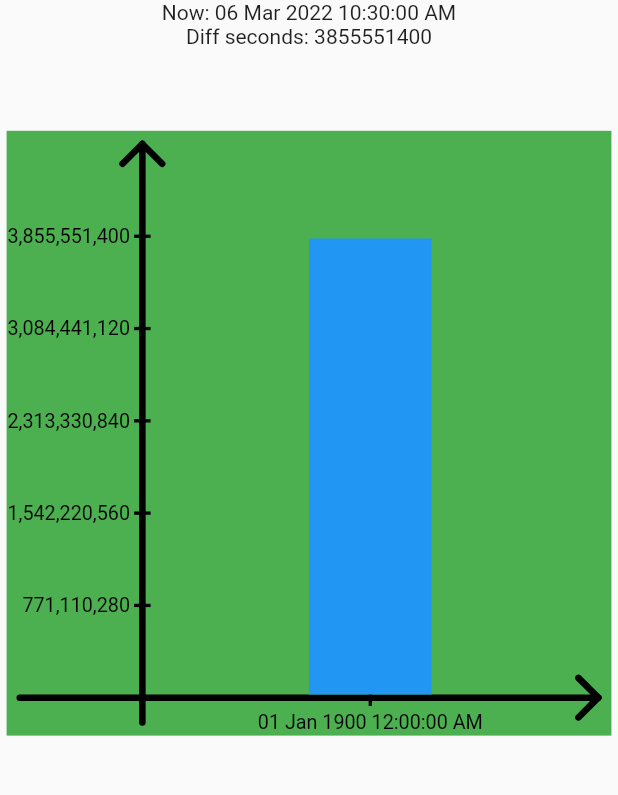
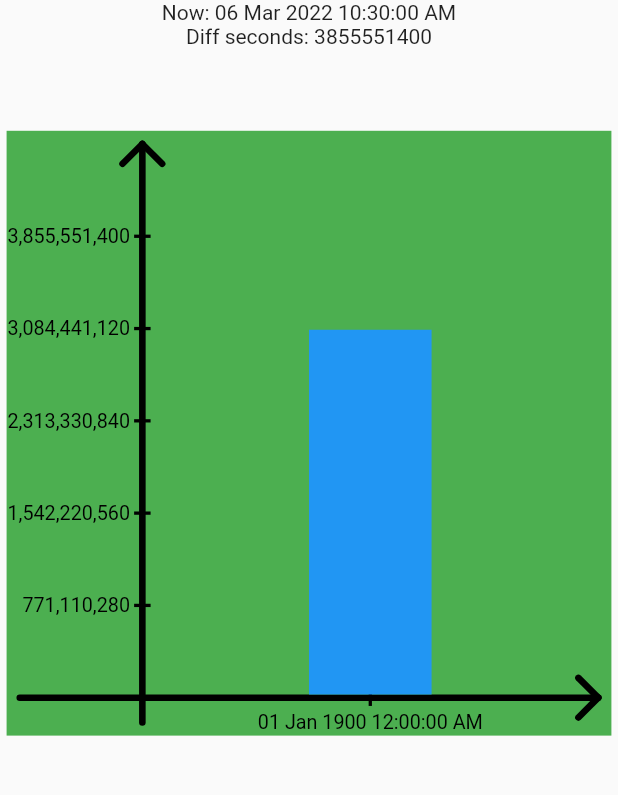
Before and after one commit to willwees/flutter_alarm_app, a Flutter app: the first screen one second after launch, on a phone screen of 412 x 824 dp, the part 304-1099 px from its top. Run offline on Flutter 3.47's test engine with Material 2 defaults, Android fonts, the phone set to English and light mode, and no system bars; our stand-ins replace equatable, flutter_bloc, flutter_local_notifications, flutter_screenutil, timezone.

```diff
--- a/lib/src/screens/detail_screen.dart
+++ b/lib/src/screens/detail_screen.dart
@@ -43,6 +43,7 @@ class _DetailScreenState extends State<DetailScreen> {
               BarChartWidget(
                 alarmDateTime: _alarmDateTime,
                 alarmDiffSeconds: _alarmDiffSeconds,
+                alarmMaxDiffSeconds: _alarmDiffSeconds,
               ),
             ],
           ),
--- a/lib/src/widgets/detail/bar_chart_widget.dart
+++ b/lib/src/widgets/detail/bar_chart_widget.dart
@@ -4,15 +4,55 @@ import 'package:flutter_alarm_app/src/widgets/detail/painter/bar_axis_painter.da
 import 'package:flutter_alarm_app/src/widgets/detail/painter/bar_data_painter.dart';
 import 'package:flutter_screenutil/flutter_screenutil.dart';
 
-class BarChartWidget extends StatelessWidget {
+class BarChartWidget extends StatefulWidget {
   final DateTime alarmDateTime;
   final int alarmDiffSeconds;
+  final int alarmMaxDiffSeconds;
 
   const BarChartWidget({
     Key? key,
     required this.alarmDateTime,
     required this.alarmDiffSeconds,
+    required this.alarmMaxDiffSeconds,
   }) : super(key: key);
+
+  @override
+  State<BarChartWidget> createState() => _BarChartWidgetState();
+}
+
+class _BarChartWidgetState extends State<BarChartWidget> with TickerProviderStateMixin {
+  late final Animation<double> _animation;
+  late final AnimationController _animationController;
+
+  // add the painter parameters here so it can be shared between bar painters
+  final double _lineStrokeWidth = 8.0.w;
+  final int _yTickCount = 6;
+  final double _arrowLineLength = 30.0.w;
+
+  @override
+  void initState() {
+    super.initState();
+
+    _animationController = AnimationController(
+      vsync: this,
+      duration: const Duration(seconds: 1),
+    );
+    final Tween<double> _barHeightTween = Tween<double>(
+      begin: 0.0,
+      end: widget.alarmDiffSeconds / widget.alarmMaxDiffSeconds,
+    );
+    _animation = _barHeightTween.animate(_animationController)
+      ..addListener(() {
+        setState(() {});
+      });
+    _animationController.forward();
+  }
+
+  @override
+  void dispose() {
+    _animationController.dispose();
+    super.dispose();
+  }
 
   @override
   Widget build(BuildContext context) {
@@ -27,14 +67,21 @@ class BarChartWidget extends StatelessWidget {
           children: <Widget>[
             CustomPaint(
               painter: BarAxisPainter(
-                alarmText: DateHelper.dateTimeToString(alarmDateTime),
-                maxValue: alarmDiffSeconds,
+                alarmText: DateHelper.dateTimeToString(widget.alarmDateTime),
+                maxValue: widget.alarmMaxDiffSeconds,
+                lineStrokeWidth: _lineStrokeWidth,
+                tickCount: _yTickCount,
+                arrowLineLength: _arrowLineLength,
               ),
             ),
             CustomPaint(
               painter: BarDataPainter(
-                value: alarmDiffSeconds,
-                maxValue: alarmDiffSeconds,
+                value: widget.alarmDiffSeconds,
+                maxValue: widget.alarmMaxDiffSeconds,
+                valueHeightRatio: _animation.value,
+                lineStrokeWidth: _lineStrokeWidth,
+                tickCount: _yTickCount,
+                arrowLineLength: _arrowLineLength,
               ),
             ),
           ],
--- a/lib/src/widgets/detail/painter/bar_axis_painter.dart
+++ b/lib/src/widgets/detail/painter/bar_axis_painter.dart
@@ -5,11 +5,8 @@ import 'package:flutter_alarm_app/src/utils/math_helper.dart';
 import 'package:flutter_screenutil/flutter_screenutil.dart';
 
 class BarAxisPainter extends CustomPainter {
-  final double _lineStrokeWidth = 8.0.w;
   final double _tickStrokeWidth = 4.0.w;
   final double _tickLength = 20.0.w;
-  final int _tickCount = 6;
-  final double _arrowLineLength = 30.0.w;
 
   final Paint _linePaint = Paint()..strokeCap = StrokeCap.round;
   final Paint _tickPaint = Paint();
@@ -20,15 +17,21 @@ class BarAxisPainter extends CustomPainter {
 
   final String alarmText;
   final int maxValue;
+  final double lineStrokeWidth;
+  final int tickCount;
+  final double arrowLineLength;
 
   BarAxisPainter({
     required this.alarmText,
     required this.maxValue,
+    required this.lineStrokeWidth,
+    required this.tickCount,
+    required this.arrowLineLength,
   });
 
   @override
   void paint(Canvas canvas, Size size) {
-    _linePaint.strokeWidth = _lineStrokeWidth;
+    _linePaint.strokeWidth = lineStrokeWidth;
     _tickPaint.strokeWidth = _tickStrokeWidth;
     _drawYAxis(canvas, size);
     _drawXAxis(canvas, size);
@@ -62,12 +65,12 @@ class BarAxisPainter extends CustomPainter {
 
   /// Draw Y-axis tick and number
   void _drawYAxisTickAndNumber(Canvas canvas, Size size) {
-    for (int i = 0; i < _tickCount; i++) {
+    for (int i = 0; i < tickCount; i++) {
       canvas.save();
 
       // Draw tick
-      final double startPoint = size.width - _arrowLineLength;
-      canvas.translate(0.0, startPoint - startPoint / _tickCount * i);
+      final double startPoint = size.width - arrowLineLength;
+      canvas.translate(0.0, startPoint - startPoint / tickCount * i);
       canvas.drawLine(Offset(-_tickLength / 2, 0.0), Offset(_tickLength / 2, 0.0), _tickPaint);
 
       // Draw text
@@ -82,17 +85,17 @@ class BarAxisPainter extends CustomPainter {
   /// Draw Y-axis number
   void _drawNumberText(Canvas canvas, int i) {
     canvas.save();
-    canvas.translate(-_arrowLineLength, 0.0);
+    canvas.translate(-arrowLineLength, 0.0);
 
     _textPainter.text = TextSpan(
-      text: DateHelper.numberToThousandSeparatorFormat(i * maxValue ~/ (_tickCount - 1)),
+      text: DateHelper.numberToThousandSeparatorFormat(i * maxValue ~/ (tickCount - 1)),
       style: TextStyle(
         color: AppColors.kBlack,
         fontSize: 24.0.sp,
       ),
     );
     _textPainter.layout();
-    _textPainter.paint(canvas, Offset(-_textPainter.width + _arrowLineLength / 2, -(_textPainter.height / 2)));
+    _textPainter.paint(canvas, Offset(-_textPainter.width + arrowLineLength / 2, -(_textPainter.height / 2)));
 
     canvas.restore();
   }
@@ -100,7 +103,7 @@ class BarAxisPainter extends CustomPainter {
   /// Draw X-axis
   void _drawXAxis(Canvas canvas, Size size) {
     canvas.save();
-    canvas.translate(size.width, size.width - _arrowLineLength);
+    canvas.translate(size.width, size.width - arrowLineLength);
     canvas.rotate(90.degrees);
 
     // Draw main line
@@ -141,7 +144,7 @@ class BarAxisPainter extends CustomPainter {
       ),
     );
     _textPainter.layout();
-    _textPainter.paint(canvas, Offset(-(_textPainter.width / 2), _arrowLineLength - (_textPainter.height / 2)));
+    _textPainter.paint(canvas, Offset(-(_textPainter.width / 2), arrowLineLength - (_textPainter.height / 2)));
 
     canvas.restore();
   }
@@ -150,9 +153,9 @@ class BarAxisPainter extends CustomPainter {
   void _drawArrow(Canvas canvas) {
     canvas.save();
     canvas.rotate(45.degrees);
-    canvas.drawLine(Offset.zero, Offset(0.0, _arrowLineLength + _lineStrokeWidth / 2), _linePaint);
+    canvas.drawLine(Offset.zero, Offset(0.0, arrowLineLength + lineStrokeWidth / 2), _linePaint);
     canvas.rotate(-90.degrees);
-    canvas.drawLine(Offset.zero, Offset(0.0, _arrowLineLength + _lineStrokeWidth / 2), _linePaint);
+    canvas.drawLine(Offset.zero, Offset(0.0, arrowLineLength + lineStrokeWidth / 2), _linePaint);
     canvas.restore();
   }
 
--- a/lib/src/widgets/detail/painter/bar_data_painter.dart
+++ b/lib/src/widgets/detail/painter/bar_data_painter.dart
@@ -4,10 +4,6 @@ import 'package:flutter_alarm_app/src/utils/date_helper.dart';
 import 'package:flutter_screenutil/flutter_screenutil.dart';
 
 class BarDataPainter extends CustomPainter {
-  final double _lineStrokeWidth = 8.0.w; // from bar axis painter
-  final int _tickCount = 6; // from bar axis painter
-  final double _arrowLineLength = 30.0.w; // from bar axis painter
-
   final Paint _paint = Paint()..color = Colors.blue;
 
   /// Used to get the Y-Axis text width
@@ -18,10 +14,19 @@ class BarDataPainter extends CustomPainter {
 
   final int value;
   final int maxValue;
+  final double valueHeightRatio;
+  final double lineStrokeWidth;
+  final int tickCount;
+  final double arrowLineLength;
+
 
   BarDataPainter({
     required this.value,
     required this.maxValue,
+    required this.valueHeightRatio,
+    required this.lineStrokeWidth,
+    required this.tickCount,
+    required this.arrowLineLength,
   });
 
   @override
@@ -45,13 +50,12 @@ class BarDataPainter extends CustomPainter {
     canvas.save();
     canvas.translate(
       size.width - (size.width - _textPainter.width) / 2,
-      size.width - _arrowLineLength - _lineStrokeWidth / 2,
+      size.width - arrowLineLength - lineStrokeWidth / 2,
     );
 
     // Draw main line
-    final double startPoint = size.width - _arrowLineLength - _lineStrokeWidth;
-    final double valueRatio = value / maxValue;
-    canvas.drawLine(Offset.zero, Offset(0.0, -startPoint * valueRatio * (_tickCount - 1) / _tickCount), _paint);
+    final double startPoint = size.width - arrowLineLength - lineStrokeWidth;
+    canvas.drawLine(Offset.zero, Offset(0.0, -startPoint * valueHeightRatio * (tickCount - 1) / tickCount), _paint);
 
     canvas.restore();
   }
```
